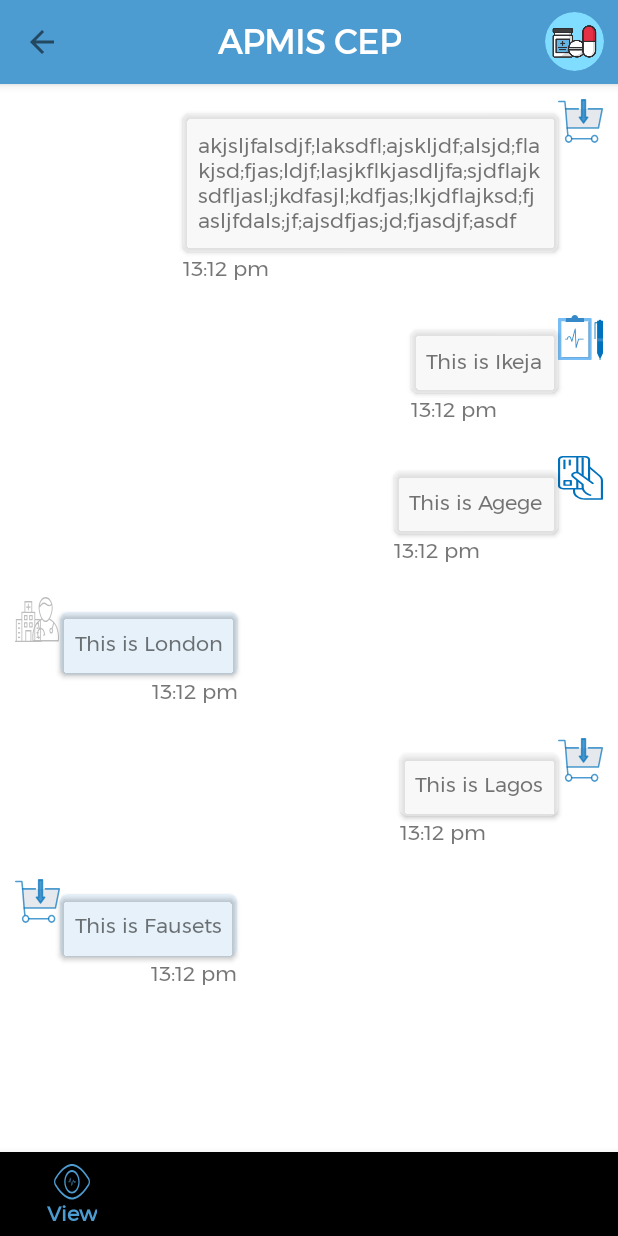
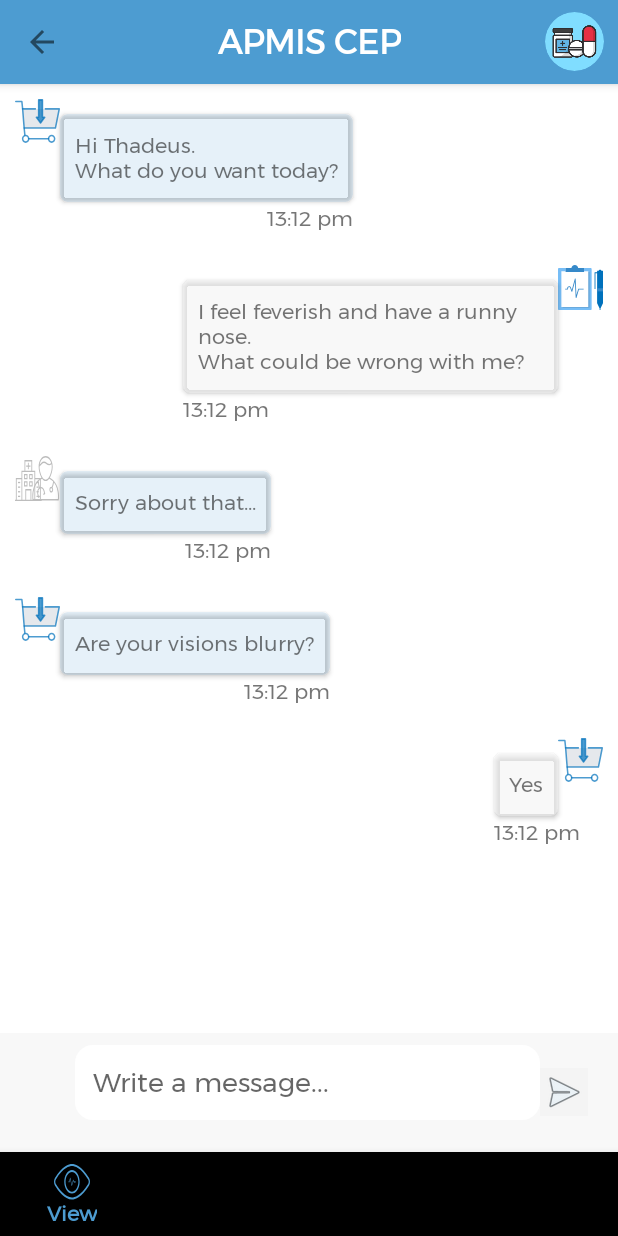
Before and after one commit to APMIS-HMS/cepdroid, an Android app: the fragment ChatContext placed in its activity, on a phone screen of 412 x 824 dp. Run offline under Robolectric (Android 15) with nearby library versions, the phone set to English and light mode, and no system bars; our stand-ins replace ButterKnife, CircleImageView, Room's generated code, Volley; libraries missing offline, so code that uses them is left out: com.firebase.jobdispatcher.

Commit message:
Chat and add chats

```diff
--- a/app/src/main/java/ng/apmis/apmismobile/ui/dashboard/chat/ChatContext.java
+++ b/app/src/main/java/ng/apmis/apmismobile/ui/dashboard/chat/ChatContext.java
@@ -9,6 +9,8 @@ import android.support.v7.widget.RecyclerView;
 import android.view.LayoutInflater;
 import android.view.View;
 import android.view.ViewGroup;
+import android.widget.EditText;
+import android.widget.ImageView;
 
 import java.util.ArrayList;
 import java.util.Date;
@@ -37,20 +39,34 @@ public class ChatContext extends Fragment {
 
         chatContextAdapter = new ChatContextAdapter(getActivity());
 
-        existingChats.add(new Chats("akjsljfalsdjf;laksdfl;ajskljdf;alsjd;flakjsd;fjas;ldjf;lasjkflkjasdljfa;sjdflajksdfljasl;jkdfasjl;kdfjas;lkjdflajksd;fjasljfdals;jf;ajsdfjas;jd;fjasdjf;asdf", "me", R.drawable.ic_buy, new Date().getTime()));
-        existingChats.add(new Chats("This is Ikeja", "me", R.drawable.ic_diagnostic_report, new Date().getTime()));
-        existingChats.add(new Chats("This is Agege", "me", R.drawable.ic_pay_bills, new Date().getTime()));
-        existingChats.add(new Chats("This is London", "Other", R.drawable.ic_find, new Date().getTime()));
-        existingChats.add(new Chats("This is Lagos", "me", R.drawable.ic_buy, new Date().getTime()));
-        existingChats.add(new Chats("This is Fausets", "Other", R.drawable.ic_buy, new Date().getTime()));
+        existingChats.add(new Chats("Hi Thadeus.\nWhat do you want today?", "Other", R.drawable.ic_buy, new Date().getTime()));
+        existingChats.add(new Chats("I feel feverish and have a runny nose.\nWhat could be wrong with me?", "me", R.drawable.ic_diagnostic_report, new Date().getTime()));
+        existingChats.add(new Chats("Sorry about that...", "Other", R.drawable.ic_find, new Date().getTime()));
+        existingChats.add(new Chats("Are your visions blurry?", "Other", R.drawable.ic_buy, new Date().getTime()));
+        existingChats.add(new Chats("Yes", "me", R.drawable.ic_buy, new Date().getTime()));
 
         RecyclerView chatMessageRecycler = rootView.findViewById(R.id.chat_recycler);
+
+        EditText chatMessageEditText = rootView.findViewById(R.id.add_chat);
+
+        ImageView sendBtn = rootView.findViewById(R.id.send_chat);
 
         chatMessageRecycler.setLayoutManager(new LinearLayoutManager(getContext(), LinearLayoutManager.VERTICAL, false));
 
         chatMessageRecycler.setAdapter(chatContextAdapter);
 
         chatContextAdapter.setAllChats(existingChats);
+
+        chatMessageRecycler.smoothScrollToPosition(existingChats.size());
+
+        sendBtn.setOnClickListener((view) -> {
+            Chats oneChat = new Chats(chatMessageEditText.getText().toString(),"me", R.drawable.ic_buy, new Date().getTime());
+            ArrayList<Chats> chats = new ArrayList<>();
+            chats.add(oneChat);
+            chatContextAdapter.addChats(chats);
+            chatMessageRecycler.smoothScrollToPosition(chatContextAdapter.getItemCount());
+            chatMessageEditText.setText("");
+        });
 
         return rootView;
     }
--- /dev/null
+++ b/app/src/main/res/drawable/chat_editor.xml
@@ -0,0 +1,14 @@
+<?xml version="1.0" encoding="utf-8"?>
+<shape xmlns:android="http://schemas.android.com/apk/res/android">
+    <solid android:color="#ffffffff"/>
+
+    <padding android:left="1dp"
+        android:top="1dp"
+        android:right="1dp"
+        android:bottom="1dp" />
+
+    <corners android:bottomRightRadius="12dp"
+        android:bottomLeftRadius="12dp"
+        android:topLeftRadius="12dp"
+        android:topRightRadius="12dp" />
+</shape>
--- a/app/src/main/res/layout/chat_layout.xml
+++ b/app/src/main/res/layout/chat_layout.xml
@@ -1,11 +1,50 @@
 <?xml version="1.0" encoding="utf-8"?>
-<RelativeLayout xmlns:android="http://schemas.android.com/apk/res/android"
+<LinearLayout xmlns:android="http://schemas.android.com/apk/res/android"
     android:layout_width="match_parent" android:layout_height="match_parent"
-    android:background="#fff">
+    android:background="#fff"
+    android:orientation="vertical">
 
     <android.support.v7.widget.RecyclerView
         android:id="@+id/chat_recycler"
         android:layout_width="match_parent"
-        android:layout_height="match_parent" />
+        android:layout_height="0dp"
+        android:layout_weight="8"/>
 
-</RelativeLayout>
+    <LinearLayout
+        android:layout_width="match_parent"
+        android:background="@color/user_transparent"
+        android:layout_marginTop="2dp"
+        android:layout_height="0dp"
+        android:paddingStart="50dp"
+        android:paddingLeft="50dp"
+        android:paddingRight="20dp"
+        android:paddingEnd="20dp"
+        android:paddingBottom="8dp"
+        android:paddingTop="8dp"
+        android:layout_weight="1"
+        android:orientation="horizontal">
+
+        <EditText
+            android:id="@+id/add_chat"
+            android:background="@drawable/chat_editor"
+            android:layout_width="0dp"
+            android:gravity="center_vertical"
+            android:layout_weight="2"
+            android:layout_height="50dp"
+            android:paddingLeft="12dp"
+            android:paddingStart="12dp"
+            android:hint="@string/write_message"/>
+
+        <ImageView
+            android:id="@+id/send_chat"
+            android:layout_width="wrap_content"
+            android:layout_height="wrap_content"
+            android:background="@color/user_transparent"
+            android:src="@android:drawable/ic_menu_send"
+            android:tint="@color/transparent_blue"
+            android:layout_gravity="center"
+            android:contentDescription="@string/send_button" />
+
+    </LinearLayout>
+
+</LinearLayout>
--- a/app/src/main/res/values/strings.xml
+++ b/app/src/main/res/values/strings.xml
@@ -133,6 +133,8 @@
     <string name="facilities">Facilities</string>
     <string name="sign_up">SIGN UP</string>
     <string name="user_image">User Image</string>
+    <string name="write_message">Write a message...</string>
+    <string name="send_button">send button</string>
 
     <string-array name="select">
         <item>@string/loading</item>
```
